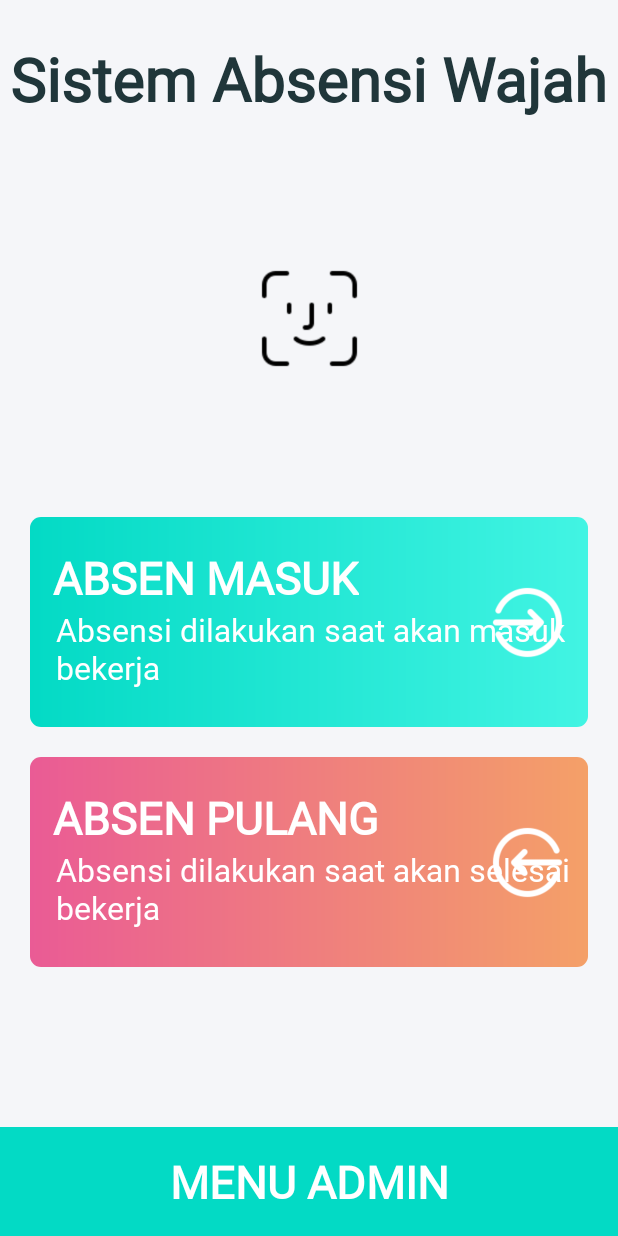
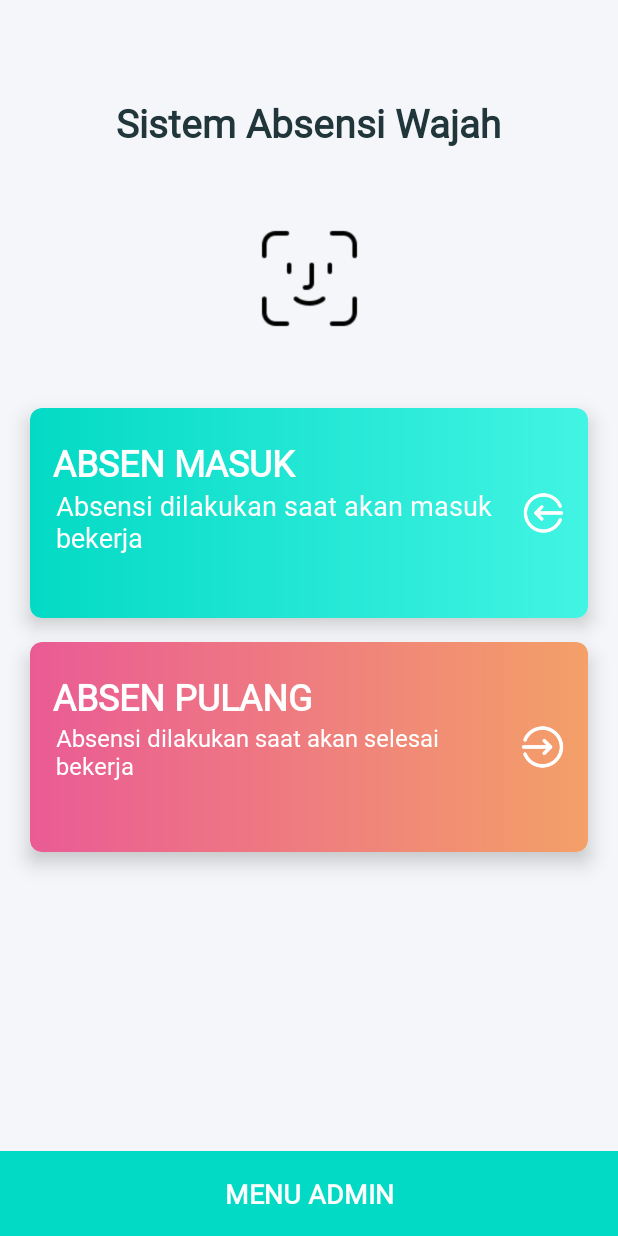
Before and after one commit to willysuyanto/SistemAbsensiWajah, an Android app: the screen it shows after launch (MainMenuActivity), on a phone screen of 412 x 824 dp. Run offline under Robolectric (Android 15) with nearby library versions, the phone set to English and light mode, and no system bars.

```diff
--- a/android/app/src/main/AndroidManifest.xml
+++ b/android/app/src/main/AndroidManifest.xml
@@ -20,7 +20,8 @@
         android:roundIcon="@mipmap/ic_launcher_facerec_round"
         android:supportsRtl="true"
         android:theme="@style/AppTheme.ObjectDetection">
-        <activity android:name=".AddAttendantActivity"></activity>
+        <activity android:name=".SettingActivity"></activity>
+        <activity android:name=".AddAttendantActivity" />
         <activity android:name=".AdminMenuActivity" />
         <activity android:name=".MainMenuActivity">
             <intent-filter>
@@ -34,7 +35,7 @@
         <activity android:name=".AttendaceActivity" />
         <activity
             android:name=".DetectorActivity"
-            android:screenOrientation="portrait"></activity>
+            android:screenOrientation="portrait" />
     </application>
 
 </manifest>
--- a/android/app/src/main/java/org/tensorflow/lite/examples/detection/MainMenuActivity.java
+++ b/android/app/src/main/java/org/tensorflow/lite/examples/detection/MainMenuActivity.java
@@ -31,6 +31,7 @@ public class MainMenuActivity extends AppCompatActivity {
             }
         });
 
+
         vAbsenMasuk.setOnClickListener(new View.OnClickListener() {
             @Override
             public void onClick(View v) {
--- /dev/null
+++ b/android/app/src/main/java/org/tensorflow/lite/examples/detection/SettingActivity.java
@@ -0,0 +1,14 @@
+package org.tensorflow.lite.examples.detection;
+
+import androidx.appcompat.app.AppCompatActivity;
+
+import android.os.Bundle;
+
+public class SettingActivity extends AppCompatActivity {
+
+    @Override
+    protected void onCreate(Bundle savedInstanceState) {
+        super.onCreate(savedInstanceState);
+        setContentView(R.layout.activity_setting);
+    }
+}
--- a/android/app/src/main/res/layout/activity_login.xml
+++ b/android/app/src/main/res/layout/activity_login.xml
@@ -27,9 +27,9 @@
 
     <ImageView
         android:id="@+id/imageView5"
-        android:layout_width="wrap_content"
-        android:layout_height="wrap_content"
-        android:layout_marginTop="32dp"
+        android:layout_width="100dp"
+        android:layout_height="100dp"
+        android:layout_marginTop="48dp"
         android:layout_marginEnd="16dp"
         app:layout_constraintEnd_toEndOf="parent"
         app:layout_constraintTop_toTopOf="parent"
@@ -40,11 +40,11 @@
         android:layout_width="0dp"
         android:layout_height="wrap_content"
         android:layout_marginStart="32dp"
-        android:layout_marginTop="48dp"
+        android:layout_marginTop="68dp"
         android:textAllCaps="true"
         android:text="Administrator Login"
         android:textColor="@android:color/white"
-        android:textSize="30sp"
+        android:textSize="26sp"
         android:textStyle="bold"
         app:layout_constraintEnd_toStartOf="@+id/imageView5"
         app:layout_constraintHorizontal_bias="0.0"
--- a/android/app/src/main/res/layout/activity_main_menu.xml
+++ b/android/app/src/main/res/layout/activity_main_menu.xml
@@ -11,62 +11,100 @@
         android:id="@+id/textView19"
         android:layout_width="wrap_content"
         android:layout_height="wrap_content"
-        android:layout_marginTop="25dp"
+        android:layout_marginTop="64dp"
         android:text="Sistem Absensi Wajah"
         android:textColor="#20363a"
-        android:textSize="40sp"
+        android:textSize="26sp"
         android:textStyle="bold"
         app:layout_constraintEnd_toEndOf="parent"
         app:layout_constraintStart_toStartOf="parent"
         app:layout_constraintTop_toTopOf="parent" />
 
 
-    <View
-        android:id="@+id/vAbsenMasuk"
+    <androidx.cardview.widget.CardView
+        android:id="@+id/vAbsenPulang"
         android:layout_width="match_parent"
         android:layout_height="140dp"
         android:layout_marginStart="20dp"
+        android:layout_marginTop="16dp"
         android:layout_marginEnd="20dp"
-        android:layout_marginBottom="10dp"
-        android:background="@drawable/bg_gradient2"
-        app:layout_constraintBottom_toTopOf="@+id/guideline8"
+        app:cardElevation="8dp"
+        app:cardCornerRadius="8dp"
+        app:layout_constraintTop_toBottomOf="@+id/vAbsenMasuk"
         app:layout_constraintEnd_toEndOf="parent"
-        app:layout_constraintHorizontal_bias="1.0"
-        app:layout_constraintStart_toStartOf="parent" />
+        app:layout_constraintStart_toStartOf="parent" >
+        <LinearLayout
+            android:layout_width="match_parent"
+            android:layout_height="match_parent"
+            android:weightSum="12"
+            android:orientation="horizontal"
+            android:background="@drawable/bg_gradient3">
+            <LinearLayout
+                android:layout_width="0dp"
+                android:layout_height="wrap_content"
+                android:layout_weight="11"
+                android:orientation="vertical">
+                <TextView
+                    android:id="@+id/textView21"
+                    android:layout_width="wrap_content"
+                    android:layout_height="wrap_content"
+                    android:layout_marginStart="15dp"
+                    android:layout_marginTop="20dp"
+                    android:text="Absen Pulang"
+                    android:textAllCaps="true"
+                    android:textColor="#ffffff"
+                    android:textSize="24sp"
+                    android:textStyle="bold"
+                    app:layout_constraintStart_toStartOf="@+id/vAbsenPulang"
+                    app:layout_constraintTop_toTopOf="@+id/vAbsenPulang" />
+                <TextView
+                    android:id="@+id/textView23"
+                    android:layout_width="wrap_content"
+                    android:layout_height="wrap_content"
+                    android:layout_marginStart="17dp"
+                    android:text="Absensi dilakukan saat akan selesai bekerja"
+                    android:textColor="#ffffff"
+                    android:textSize="16sp"
+                    app:layout_constraintStart_toStartOf="@+id/vAbsenPulang"
+                    app:layout_constraintTop_toBottomOf="@+id/textView21" />
+            </LinearLayout>
+            <ImageView
+                android:id="@+id/imageView10"
+                android:layout_width="0dp"
+                android:layout_height="wrap_content"
+                android:layout_weight="1"
+                android:layout_gravity="center"
+                android:layout_marginEnd="15dp"
+                android:src="@drawable/checkin"
+                app:layout_constraintBottom_toBottomOf="@+id/vAbsenPulang"
+                app:layout_constraintEnd_toEndOf="@+id/vAbsenPulang"
+                app:layout_constraintTop_toTopOf="@+id/vAbsenPulang" />
+        </LinearLayout>
+    </androidx.cardview.widget.CardView>
 
-    <View
-        android:id="@+id/vAbsenPulang"
+    <androidx.cardview.widget.CardView
+        android:id="@+id/vAbsenMasuk"
         android:layout_width="match_parent"
         android:layout_height="140dp"
         android:layout_marginStart="20dp"
         android:layout_marginTop="10dp"
         android:layout_marginEnd="20dp"
-        android:background="@drawable/bg_gradient3"
+        app:cardElevation="8dp"
+        app:cardCornerRadius="8dp"
         app:layout_constraintEnd_toEndOf="parent"
-        app:layout_constraintHorizontal_bias="1.0"
         app:layout_constraintStart_toStartOf="parent"
-        app:layout_constraintTop_toTopOf="@+id/guideline8" />
-
-    <ImageView
-        android:id="@+id/imageView9"
-        android:layout_width="50dp"
-        android:layout_height="50dp"
-        android:layout_marginEnd="15dp"
-        android:src="@drawable/checkin"
-        app:layout_constraintBottom_toBottomOf="@+id/vAbsenMasuk"
-        app:layout_constraintEnd_toEndOf="@+id/vAbsenMasuk"
-        app:layout_constraintTop_toTopOf="@+id/vAbsenMasuk" />
-
-    <ImageView
-        android:id="@+id/imageView10"
-        android:layout_width="50dp"
-        android:layout_height="50dp"
-        android:layout_marginEnd="15dp"
-        android:src="@drawable/checkout"
-        app:layout_constraintBottom_toBottomOf="@+id/vAbsenPulang"
-        app:layout_constraintEnd_toEndOf="@+id/vAbsenPulang"
-        app:layout_constraintTop_toTopOf="@+id/vAbsenPulang" />
-
+        app:layout_constraintBottom_toTopOf="@id/guideline8">
+        <LinearLayout
+            android:layout_width="match_parent"
+            android:layout_height="match_parent"
+            android:weightSum="12"
+            android:orientation="horizontal"
+            android:background="@drawable/bg_gradient2">
+            <LinearLayout
+                android:layout_width="0dp"
+                android:layout_height="wrap_content"
+                android:layout_weight="11"
+                android:orientation="vertical">
                 <TextView
                     android:id="@+id/textView20"
                     android:layout_width="wrap_content"
@@ -76,24 +114,10 @@
                     android:text="Absen Masuk"
                     android:textAllCaps="true"
                     android:textColor="#ffffff"
-        android:textSize="30sp"
+                    android:textSize="24sp"
                     android:textStyle="bold"
                     app:layout_constraintStart_toStartOf="@+id/vAbsenMasuk"
                     app:layout_constraintTop_toTopOf="@+id/vAbsenMasuk" />
-
-    <TextView
-        android:id="@+id/textView21"
-        android:layout_width="wrap_content"
-        android:layout_height="wrap_content"
-        android:layout_marginStart="15dp"
-        android:layout_marginTop="20dp"
-        android:text="Absen Pulang"
-        android:textAllCaps="true"
-        android:textColor="#ffffff"
-        android:textSize="30sp"
-        android:textStyle="bold"
-        app:layout_constraintStart_toStartOf="@+id/vAbsenPulang"
-        app:layout_constraintTop_toTopOf="@+id/vAbsenPulang" />
 
                 <TextView
                     android:id="@+id/textView22"
@@ -102,38 +126,30 @@
                     android:layout_marginStart="17dp"
                     android:text="Absensi dilakukan saat akan masuk bekerja"
                     android:textColor="#ffffff"
-        android:textSize="21sp"
+                    android:textSize="18sp"
                     app:layout_constraintStart_toStartOf="@+id/vAbsenMasuk"
                     app:layout_constraintTop_toBottomOf="@+id/textView20" />
+            </LinearLayout>
+            <ImageView
+                android:id="@+id/imageView11"
+                android:layout_width="0dp"
+                android:layout_height="wrap_content"
+                android:layout_weight="1"
+                android:layout_gravity="center_vertical"
+                android:layout_marginStart="16dp"
+                android:layout_marginEnd="15dp"
+                android:src="@drawable/checkout" />
+        </LinearLayout>
+    </androidx.cardview.widget.CardView>
 
-    <TextView
-        android:id="@+id/textView23"
-        android:layout_width="wrap_content"
-        android:layout_height="wrap_content"
-        android:layout_marginStart="17dp"
-        android:text="Absensi dilakukan saat akan selesai bekerja"
-        android:textColor="#ffffff"
-        android:textSize="21sp"
-        app:layout_constraintStart_toStartOf="@+id/vAbsenPulang"
-        app:layout_constraintTop_toBottomOf="@+id/textView21" />
 
-    <TextView
-        android:id="@+id/textView24"
-        android:layout_width="wrap_content"
-        android:layout_height="wrap_content"
-        android:text="Powered by Tensorflow"
-        android:textColor="#8020363A"
-        android:visibility="gone"
-        app:layout_constraintEnd_toEndOf="parent"
-        app:layout_constraintStart_toStartOf="parent"
-        app:layout_constraintTop_toBottomOf="@+id/textView19" />
 
     <androidx.constraintlayout.widget.Guideline
         android:id="@+id/guideline8"
         android:layout_width="wrap_content"
         android:layout_height="wrap_content"
         android:orientation="horizontal"
-        app:layout_constraintGuide_percent="0.60" />
+        app:layout_constraintGuide_percent="0.50" />
 
     <ImageView
         android:id="@+id/imageView12"
@@ -142,7 +158,7 @@
         app:layout_constraintBottom_toTopOf="@+id/vAbsenMasuk"
         app:layout_constraintEnd_toEndOf="parent"
         app:layout_constraintStart_toStartOf="parent"
-        app:layout_constraintTop_toBottomOf="@+id/textView24"
+        app:layout_constraintTop_toBottomOf="@id/textView19"
         app:srcCompat="@drawable/face_id" />
 
     <TextView
@@ -155,7 +171,7 @@
         android:textAlignment="center"
         android:textAllCaps="true"
         android:textColor="@android:color/white"
-        android:textSize="30sp"
+        android:textSize="18sp"
         android:textStyle="bold"
         app:layout_constraintBottom_toBottomOf="parent"
         app:layout_constraintEnd_toEndOf="parent"
--- /dev/null
+++ b/android/app/src/main/res/layout/activity_setting.xml
@@ -0,0 +1,9 @@
+<?xml version="1.0" encoding="utf-8"?>
+<androidx.constraintlayout.widget.ConstraintLayout xmlns:android="http://schemas.android.com/apk/res/android"
+    xmlns:app="http://schemas.android.com/apk/res-auto"
+    xmlns:tools="http://schemas.android.com/tools"
+    android:layout_width="match_parent"
+    android:layout_height="match_parent"
+    tools:context=".SettingActivity">
+
+</androidx.constraintlayout.widget.ConstraintLayout>
--- a/android/app/src/main/res/values/colors.xml
+++ b/android/app/src/main/res/values/colors.xml
@@ -1,7 +1,7 @@
 <?xml version="1.0" encoding="utf-8"?>
 <resources>
-    <color name="colorPrimary">#f5f6f9</color>
-    <color name="colorPrimaryDark">#f5f6f9</color>
+    <color name="colorPrimary">#3c6bfb</color>
+    <color name="colorPrimaryDark">#000C5D</color>
     <color name="colorAccent">#03DAC5</color>
     <color name="statusBarChooseOptions">#3c6bfb</color>
     <color name="profilePage">#1B6ED3</color>
--- a/android/app/src/main/res/values/styles.xml
+++ b/android/app/src/main/res/values/styles.xml
@@ -1,7 +1,7 @@
 <resources>
 
     <!-- Base application theme. -->
-    <style name="AppTheme.ObjectDetection" parent="Theme.AppCompat.Light.NoActionBar">
+    <style name="AppTheme.ObjectDetection" parent="Theme.MaterialComponents.DayNight.NoActionBar">
         <!-- Customize your theme here. -->
         <item name="colorPrimary">@color/colorPrimary</item>
         <item name="colorPrimaryDark">@color/colorPrimaryDark</item>
```
Lines whose indentation alone changed are shown as unchanged.
